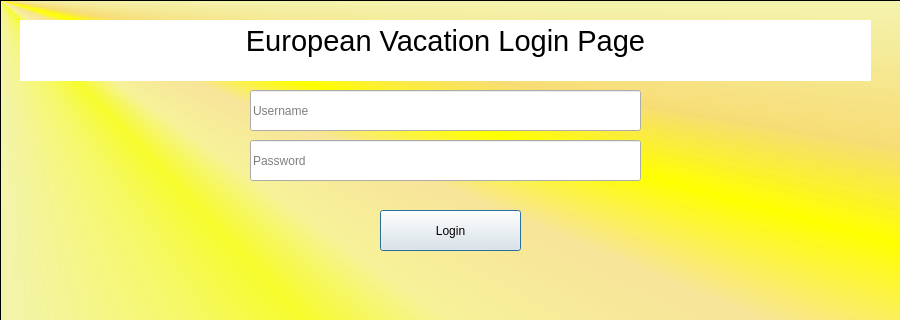
Old version of the form CS1D-Basketball-master/Basketball/login.ui in the repository moetaei/CS1D-Basketball; both pictures show x 0 to 900 and y 0 to 320 of the 900 by 475 pixel window.
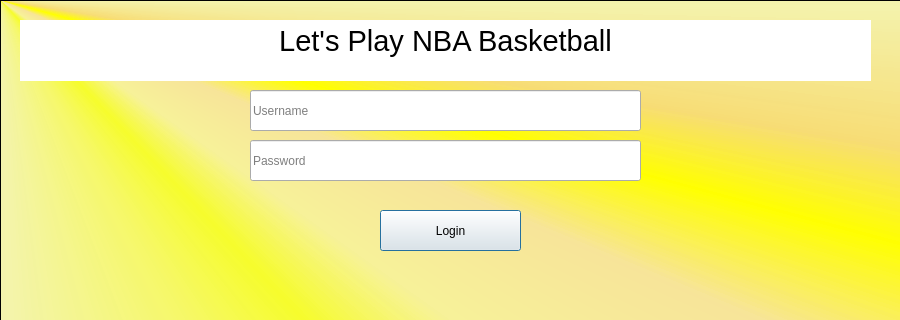
New version of the form.

Commit message: SQL for login/distances/Info

```diff
--- a/CS1D-Basketball-master/Basketball/login.ui
+++ b/CS1D-Basketball-master/Basketball/login.ui
@@ -88,8 +88,8 @@
     <string>&lt;!DOCTYPE HTML PUBLIC &quot;-//W3C//DTD HTML 4.0//EN&quot; &quot;http://www.w3.org/TR/REC-html40/strict.dtd&quot;&gt;
 &lt;html&gt;&lt;head&gt;&lt;meta name=&quot;qrichtext&quot; content=&quot;1&quot; /&gt;&lt;style type=&quot;text/css&quot;&gt;
 p, li { white-space: pre-wrap; }
-&lt;/style&gt;&lt;/head&gt;&lt;body style=&quot; font-family:'MS Shell Dlg 2'; font-size:7.8pt; font-weight:400; font-style:normal;&quot;&gt;
-&lt;p align=&quot;center&quot; style=&quot; margin-top:0px; margin-bottom:0px; margin-left:0px; margin-right:0px; -qt-block-indent:0; text-indent:0px;&quot;&gt;&lt;span style=&quot; font-family:'MS Shell Dlg 2'; font-size:22pt;&quot;&gt;European Vacation Login Page&lt;/span&gt;&lt;/p&gt;&lt;/body&gt;&lt;/html&gt;</string>
+&lt;/style&gt;&lt;/head&gt;&lt;body style=&quot; font-family:'MS Shell Dlg 2'; font-size:8.25pt; font-weight:400; font-style:normal;&quot;&gt;
+&lt;p align=&quot;center&quot; style=&quot; margin-top:0px; margin-bottom:0px; margin-left:0px; margin-right:0px; -qt-block-indent:0; text-indent:0px;&quot;&gt;&lt;span style=&quot; font-family:'MS Shell Dlg 2'; font-size:22pt;&quot;&gt;Let's Play NBA Basketball&lt;/span&gt;&lt;/p&gt;&lt;/body&gt;&lt;/html&gt;</string>
    </property>
   </widget>
   <widget class="QGraphicsView" name="graphicsView">
```
The commit also changes 65 other files.
